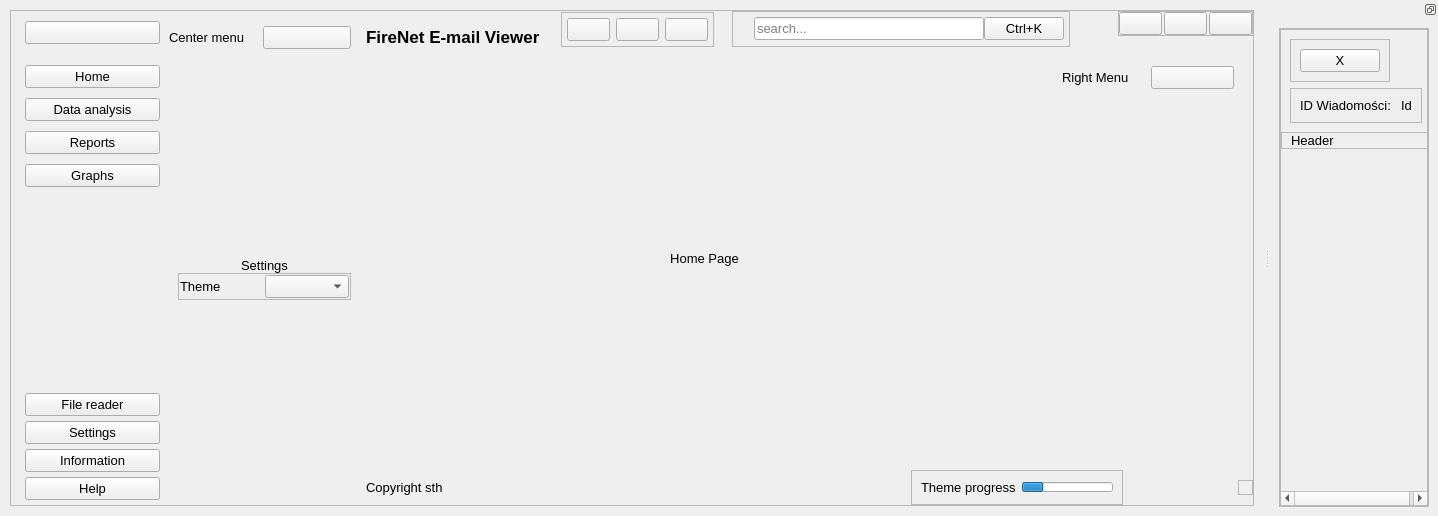
FireNetWCH/FirenetViewer, file generated-files/ui/new_interface.ui: the form before one commit.
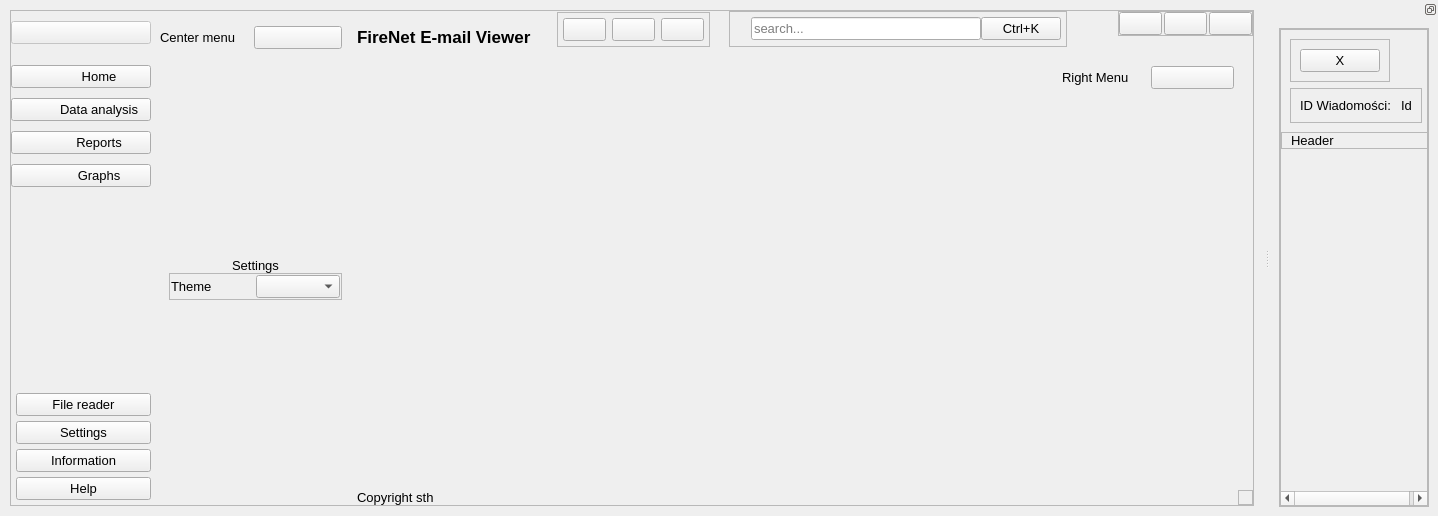
The form after the commit. The open tabs and pages were chosen to show the change. Icons and pictures are not drawn. Custom widgets are drawn as their Qt base class.

```diff
--- a/generated-files/ui/new_interface.ui
+++ b/generated-files/ui/new_interface.ui
@@ -56,6 +56,9 @@
        <property name="spacing">
         <number>0</number>
        </property>
+       <property name="leftMargin">
+        <number>0</number>
+       </property>
        <property name="topMargin">
         <number>0</number>
        </property>
@@ -96,7 +99,7 @@
               <number>0</number>
              </property>
              <property name="leftMargin">
-              <number>5</number>
+              <number>0</number>
              </property>
              <property name="topMargin">
               <number>5</number>
@@ -109,6 +112,9 @@
              </property>
              <item>
               <widget class="QPushButton" name="menuBtn">
+               <property name="enabled">
+                <bool>false</bool>
+               </property>
                <property name="text">
                 <string/>
                </property>
@@ -137,7 +143,7 @@
               <number>5</number>
              </property>
              <property name="leftMargin">
-              <number>5</number>
+              <number>0</number>
              </property>
              <property name="topMargin">
               <number>5</number>
@@ -157,7 +163,7 @@
                 </size>
                </property>
                <property name="text">
-                <string>Home</string>
+                <string>          Home</string>
                </property>
                <property name="icon">
                 <iconset>
@@ -168,7 +174,7 @@
              <item>
               <widget class="QPushButton" name="dataBtn">
                <property name="text">
-                <string>Data analysis</string>
+                <string>          Data analysis</string>
                </property>
                <property name="icon">
                 <iconset>
@@ -179,18 +185,24 @@
              <item>
               <widget class="QPushButton" name="reportsBtn">
                <property name="text">
-                <string>Reports</string>
+                <string>          Reports</string>
                </property>
                <property name="icon">
                 <iconset>
                  <normaloff>:/material_design/icons/material_design/report_problem.png</normaloff>:/material_design/icons/material_design/report_problem.png</iconset>
                </property>
+               <property name="iconSize">
+                <size>
+                 <width>21</width>
+                 <height>16</height>
+                </size>
+               </property>
               </widget>
              </item>
              <item>
               <widget class="QPushButton" name="graphsBtn">
                <property name="text">
-                <string>Graphs</string>
+                <string>          Graphs</string>
                </property>
                <property name="icon">
                 <iconset>
@@ -403,7 +415,7 @@
                  <enum>Qt::ContextMenuPolicy::DefaultContextMenu</enum>
                 </property>
                 <property name="currentIndex">
-                 <number>2</number>
+                 <number>0</number>
                 </property>
                 <widget class="QWidget" name="settingsPage">
                  <property name="sizePolicy">
@@ -883,18 +895,48 @@
                  <item>
                   <widget class="QCustomQStackedWidget" name="mainPages">
                    <property name="currentIndex">
-                    <number>1</number>
+                    <number>0</number>
                    </property>
                    <widget class="QWidget" name="homePage">
                     <layout class="QVBoxLayout" name="verticalLayout_11">
                      <item>
-                      <widget class="QLabel" name="label_8">
-                       <property name="text">
-                        <string>Home Page</string>
-                       </property>
-                       <property name="alignment">
-                        <set>Qt::AlignmentFlag::AlignCenter</set>
-                       </property>
+                      <widget class="QWidget" name="widget_12" native="true">
+                       <layout class="QVBoxLayout" name="verticalLayout_24">
+                        <property name="leftMargin">
+                         <number>6</number>
+                        </property>
+                        <property name="topMargin">
+                         <number>0</number>
+                        </property>
+                        <property name="rightMargin">
+                         <number>0</number>
+                        </property>
+                        <property name="bottomMargin">
+                         <number>0</number>
+                        </property>
+                        <item>
+                         <widget class="QWidget" name="widget_14" native="true">
+                          <layout class="QVBoxLayout" name="verticalLayout_26">
+                           <item>
+                            <widget class="QLabel" name="label_7">
+                             <property name="sizePolicy">
+                              <sizepolicy hsizetype="Expanding" vsizetype="Expanding">
+                               <horstretch>0</horstretch>
+                               <verstretch>0</verstretch>
+                              </sizepolicy>
+                             </property>
+                             <property name="text">
+                              <string/>
+                             </property>
+                            </widget>
+                           </item>
+                          </layout>
+                         </widget>
+                        </item>
+                        <item>
+                         <widget class="QWidget" name="widget_13" native="true"/>
+                        </item>
+                       </layout>
                       </widget>
                      </item>
                     </layout>
@@ -1521,7 +1563,7 @@
                               <property name="geometry">
                                <rect>
                                 <x>0</x>
-                                <y>-109</y>
+                                <y>0</y>
                                 <width>520</width>
                                 <height>338</height>
                                </rect>
@@ -2125,41 +2167,6 @@
                 </property>
                </widget>
               </item>
-              <item alignment="Qt::AlignmentFlag::AlignHCenter|Qt::AlignmentFlag::AlignBottom">
-               <widget class="QFrame" name="frame">
-                <property name="frameShape">
-                 <enum>QFrame::Shape::StyledPanel</enum>
-                </property>
-                <property name="frameShadow">
-                 <enum>QFrame::Shadow::Raised</enum>
-                </property>
-                <layout class="QHBoxLayout" name="horizontalLayout_6">
-                 <item>
-                  <widget class="QLabel" name="label_7">
-                   <property name="text">
-                    <string>Theme progress</string>
-                   </property>
-                  </widget>
-                 </item>
-                 <item>
-                  <widget class="QProgressBar" name="activityProgress">
-                   <property name="maximumSize">
-                    <size>
-                     <width>16777215</width>
-                     <height>10</height>
-                    </size>
-                   </property>
-                   <property name="value">
-                    <number>24</number>
-                   </property>
-                   <property name="textVisible">
-                    <bool>false</bool>
-                   </property>
-                  </widget>
-                 </item>
-                </layout>
-               </widget>
-              </item>
               <item>
                <widget class="QFrame" name="sizeGrip">
                 <property name="minimumSize">
```
